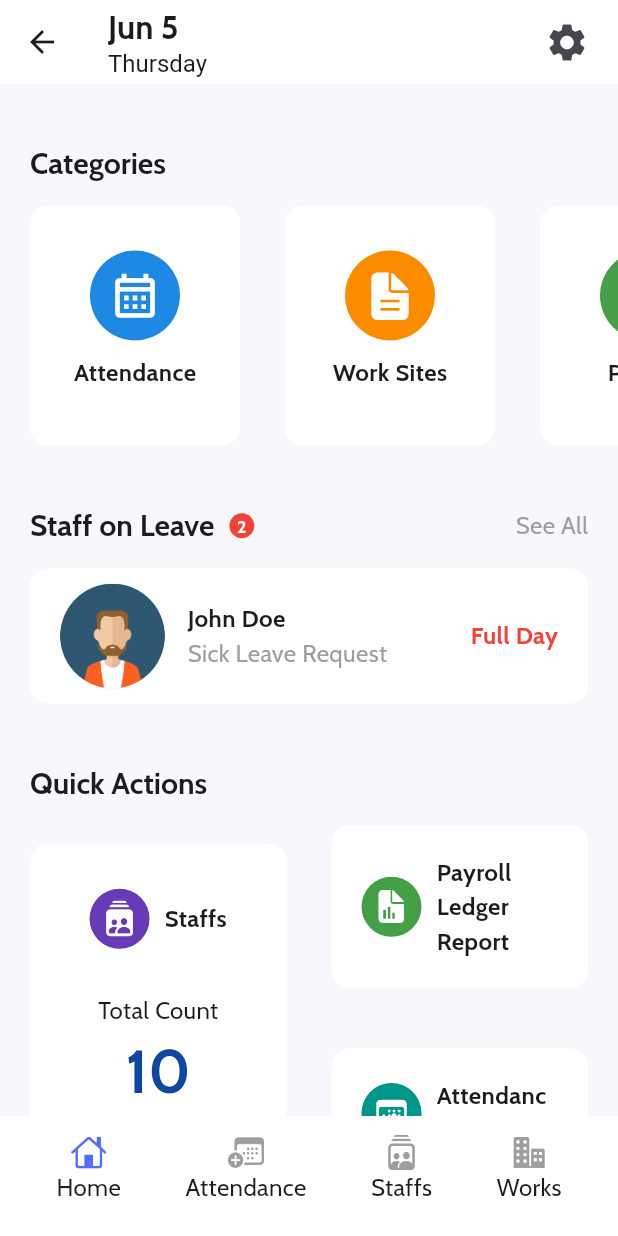
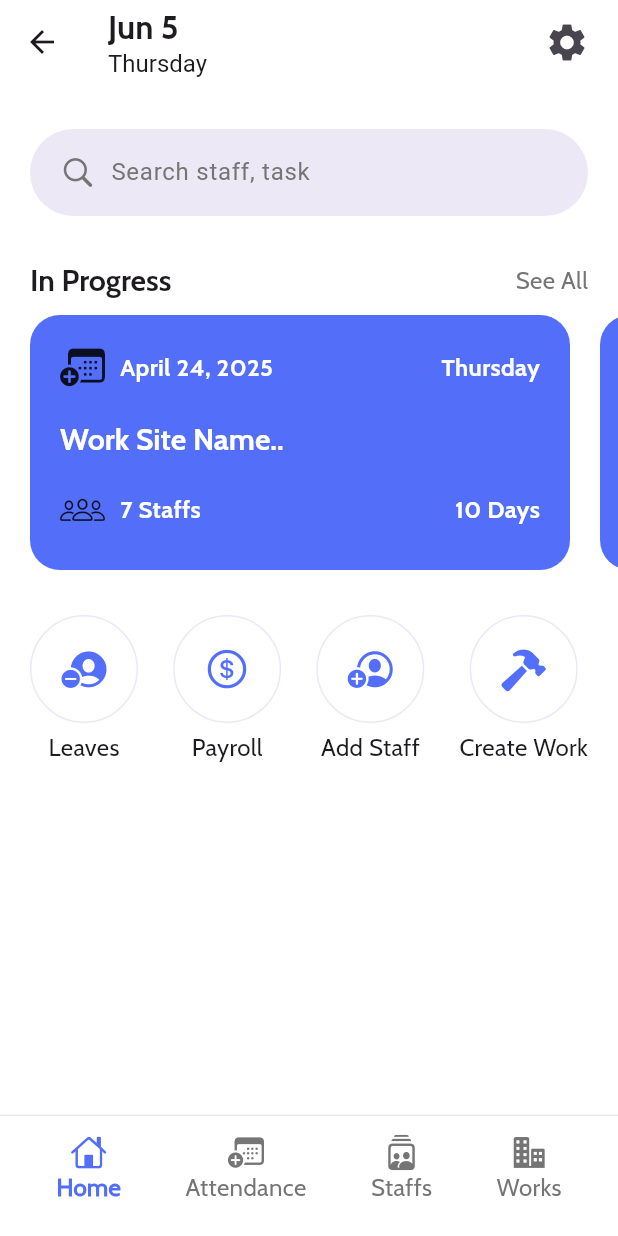
Before and after one commit to Shyamjith-Haridas/eroll, a Flutter app: the BottomNavBar screen opened by its route, on a phone screen of 412 x 824 dp. Run offline on Flutter 3.47's test engine with Material 3 defaults, Android fonts, the phone set to English and light mode, and no system bars; our stand-ins replace animate_do, easy_date_timeline, lottie; missing offline and left inert: drawerbehavior.

Commit message:
ui status: in progress - in progress work card implemented - quick shortcut menu created - bottom nav updated"

```diff
--- a/lib/components/button_widget.dart
+++ b/lib/components/button_widget.dart
@@ -34,7 +34,13 @@ class ButtonWidget extends StatelessWidget {
                   width: 24,
                   child: CircularProgressIndicator(color: AppColors.white),
                 )
-                : Text(btnText, style: TextStyle(color: AppColors.white)),
+                : Text(
+                  btnText,
+                  style: TextStyle(
+                    color: AppColors.white,
+                    fontWeight: FontWeight.bold,
+                  ),
+                ),
       ),
     );
   }
--- a/lib/core/constants/app_colors.dart
+++ b/lib/core/constants/app_colors.dart
@@ -1,17 +1,20 @@
 import 'package:flutter/material.dart';
 
 class AppColors {
-  static const white = Colors.white;
-  static const black = Colors.black;
-  static const red = Colors.red;
   static const teal = Colors.teal;
-  static const grey = Colors.grey;
-  static const green = Colors.green;
   static const deepPurple = Colors.deepPurple;
   static const blueAccent = Colors.blueAccent;
 
   //static Color primaryColor = Colors.deepPurple.shade400;
   static const Color primaryColor = Color(0xFF536FF9);
+  static const Color secondaryColor = Color(0xFF181C4E);
+  static const Color strokeColor = Color(0xFFECE8F6);
+  static const Color white = Color(0xFFFFFFFF);
+  static const Color red = Color(0xFFF44336);
+  static const Color green = Color(0xFF13AE26);
+  static const Color grey = Color(0xFF757575);
+  static const Color black = Color(0xFF000000);
+
   static Color blue600 = Colors.blue.shade600;
   static Color orange600 = Colors.orange.shade600;
   static Color green600 = Colors.green.shade600;
--- a/lib/core/constants/app_texts.dart
+++ b/lib/core/constants/app_texts.dart
@@ -17,6 +17,7 @@ class AppTexts {
       'Stay on top of your business finances by tracking income and expenses in one convenient dashboard.';
 
   // ---- Home ----//
+  static String inProgressHeader = 'In Progress';
   static String categoriesHeader = 'Categories';
   static String attendaceText = 'Attendance';
   static String worksText = 'Work Sites';
--- a/lib/core/routes/app_route_config.dart
+++ b/lib/core/routes/app_route_config.dart
@@ -32,7 +32,10 @@ class AppRouteConfig {
         return MaterialPageRoute(builder: (context) => AttendanceScreen());
 
       case AppRouteNames.siteWorksScreen:
-        return MaterialPageRoute(builder: (context) => WorksSiteScreen());
+        final args = settings.arguments as int;
+        return MaterialPageRoute(
+          builder: (context) => WorksSiteScreen(activeIndex: args),
+        );
 
       case AppRouteNames.createWorkScreen:
         return MaterialPageRoute(builder: (context) => CreateWorkScreen());
--- a/lib/core/themes/app_themes.dart
+++ b/lib/core/themes/app_themes.dart
@@ -6,7 +6,8 @@ import 'package:flutter/material.dart';
 class AppThemes {
   static ThemeData lightTheme = ThemeData(
     useMaterial3: true,
-    scaffoldBackgroundColor: Color.fromRGBO(248, 247, 251, 1),
+    // scaffoldBackgroundColor: Color.fromRGBO(248, 247, 251, 1),
+    scaffoldBackgroundColor: AppColors.white,
     textTheme: AppTextTheme.textTheme,
     appBarTheme: AppBarThemes.appBarTheme,
   );
--- a/lib/features/bottom_nav/bottom_nav_bar.dart
+++ b/lib/features/bottom_nav/bottom_nav_bar.dart
@@ -28,7 +28,11 @@ class _BottomNavBarState extends State<BottomNavBar> {
   Widget build(BuildContext context) {
     return Scaffold(
       body: screens[currentIndex],
-      bottomNavigationBar: BottomAppBar(
+      bottomNavigationBar: Container(
+        decoration: BoxDecoration(
+          border: Border(top: BorderSide(color: AppColors.strokeColor)),
+        ),
+        child: BottomAppBar(
           color: AppColors.white,
           child: Row(
             mainAxisAlignment: MainAxisAlignment.spaceAround,
@@ -76,6 +80,7 @@ class _BottomNavBarState extends State<BottomNavBar> {
             ],
           ),
         ),
+      ),
     );
   }
 }
--- a/lib/features/bottom_nav/components/bottom_nav_icon_widget.dart
+++ b/lib/features/bottom_nav/components/bottom_nav_icon_widget.dart
@@ -25,7 +25,13 @@ class BottomNavIconWidget extends StatelessWidget {
             icons,
             color: isActive ? AppColors.primaryColor : AppColors.grey,
           ),
-          Text(label),
+          Text(
+            label,
+            style: TextStyle(
+              color: isActive ? AppColors.primaryColor : AppColors.grey,
+              fontWeight: isActive ? FontWeight.w800 : null,
+            ),
+          ),
         ],
       ),
     );
--- /dev/null
+++ b/lib/features/home/view/components/in_progress_title_widget.dart
@@ -0,0 +1,38 @@
+import 'package:eroll/core/constants/app_colors.dart';
+import 'package:eroll/core/constants/app_texts.dart';
+import 'package:eroll/core/routes/app_route_names.dart';
+import 'package:flutter/material.dart';
+
+class InProgressTitleWidget extends StatelessWidget {
+  const InProgressTitleWidget({super.key});
+
+  @override
+  Widget build(BuildContext context) {
+    return Row(
+      mainAxisAlignment: MainAxisAlignment.spaceBetween,
+      children: [
+        Text(
+          AppTexts.inProgressHeader,
+          style: Theme.of(context).textTheme.headlineMedium,
+        ),
+
+        GestureDetector(
+          onTap: () {
+            Navigator.pushNamed(
+              context,
+              AppRouteNames.siteWorksScreen,
+              arguments: 1,
+            );
+          },
+          child: Text(
+            AppTexts.seeAllText,
+            style: TextStyle(
+              color: AppColors.grey,
+              //fontFamily: 'cabinBold',
+            ),
+          ),
+        ),
+      ],
+    );
+  }
+}
--- /dev/null
+++ b/lib/features/home/view/components/in_progress_work_card_widget.dart
@@ -0,0 +1,88 @@
+import 'package:eroll/core/constants/app_colors.dart';
+import 'package:flutter/cupertino.dart';
+import 'package:flutter/material.dart';
+
+class InProgressWorkCardWidget extends StatelessWidget {
+  const InProgressWorkCardWidget({super.key});
+
+  @override
+  Widget build(BuildContext context) {
+    return Container(
+      width: 360,
+      decoration: BoxDecoration(
+        color: AppColors.primaryColor,
+        borderRadius: BorderRadius.circular(20),
+      ),
+      padding: EdgeInsets.symmetric(horizontal: 20, vertical: 20),
+      margin: EdgeInsets.only(left: 20),
+      child: Column(
+        crossAxisAlignment: CrossAxisAlignment.start,
+        children: [
+          Row(
+            children: [
+              Icon(
+                CupertinoIcons.calendar_badge_plus,
+                size: 30,
+                //color: AppColors.white,
+              ),
+              SizedBox(width: 10),
+              Text(
+                'April 24, 2025', // Date
+                style: TextStyle(
+                  fontFamily: 'cabinBold',
+                  color: AppColors.white,
+                ),
+              ),
+              Spacer(),
+              Text(
+                'Thursday',
+                style: TextStyle(
+                  fontFamily: 'cabinBold',
+                  color: AppColors.white,
+                ),
+              ), // Day
+            ],
+          ),
+          SizedBox(height: 20),
+
+          Text(
+            'Work Site Name..',
+            style: Theme.of(context).textTheme.headlineLarge!.copyWith(
+              fontSize: 20,
+              color: AppColors.white,
+            ),
+            maxLines: 2,
+          ),
+          SizedBox(height: 20),
+
+          Row(
+            mainAxisAlignment: MainAxisAlignment.spaceBetween,
+            children: [
+              Row(
+                spacing: 10,
+                children: [
+                  Icon(CupertinoIcons.group, size: 30),
+                  Text(
+                    '7 Staffs',
+                    style: TextStyle(
+                      color: AppColors.white,
+                      fontFamily: 'cabinBold',
+                    ),
+                  ),
+                ],
+              ),
+
+              Text(
+                '10 Days',
+                style: TextStyle(
+                  color: AppColors.white,
+                  fontFamily: 'cabinBold',
+                ),
+              ),
+            ],
+          ),
+        ],
+      ),
+    );
+  }
+}
--- a/lib/features/home/view/components/search_widget.dart
+++ b/lib/features/home/view/components/search_widget.dart
@@ -1,3 +1,4 @@
+import 'package:eroll/core/constants/app_colors.dart';
 import 'package:flutter/cupertino.dart';
 import 'package:flutter/material.dart';
 
@@ -7,21 +8,22 @@ class SearchWidget extends StatelessWidget {
   @override
   Widget build(BuildContext context) {
     return Container(
-      padding: EdgeInsets.symmetric(horizontal: 20),
+      padding: EdgeInsets.symmetric(horizontal: 20, vertical: 5),
       decoration: BoxDecoration(
-        border: Border.all(color: Colors.black26),
-        borderRadius: BorderRadius.circular(12),
+        color: AppColors.strokeColor,
+        borderRadius: BorderRadius.circular(30),
       ),
       child: Row(
         spacing: 10,
         children: [
-          Icon(CupertinoIcons.search),
+          Icon(CupertinoIcons.search, color: AppColors.grey),
           Expanded(
             child: TextField(
-              readOnly: true,
+              //readOnly: true,
               decoration: InputDecoration(
                 border: InputBorder.none,
-                hintText: 'Search here',
+                hintText: 'Search staff, task',
+                hintStyle: TextStyle(color: AppColors.grey),
               ),
             ),
           ),
--- /dev/null
+++ b/lib/features/home/view/components/shortcut_menu.dart
@@ -0,0 +1,43 @@
+import 'package:eroll/features/home/view/components/shortcut_menu_widget.dart';
+import 'package:flutter/cupertino.dart';
+
+class ShortcutMenu extends StatelessWidget {
+  const ShortcutMenu({super.key});
+
+  @override
+  Widget build(BuildContext context) {
+    return Row(
+      mainAxisAlignment: MainAxisAlignment.spaceBetween,
+      children: [
+        ShortcutMenuWidget(
+          icon: CupertinoIcons.person_crop_circle_fill_badge_minus,
+          text: 'Leaves',
+          onTap: () {
+            //todo: Navigate to leaves screen
+          },
+        ),
+        ShortcutMenuWidget(
+          icon: CupertinoIcons.money_dollar_circle,
+          text: 'Payroll',
+          onTap: () {
+            //todo: Navigate to payroll screen
+          },
+        ),
+        ShortcutMenuWidget(
+          icon: CupertinoIcons.person_crop_circle_badge_plus,
+          text: 'Add Staff',
+          onTap: () {
+            //todo: Navigate to add staff screen
+          },
+        ),
+        ShortcutMenuWidget(
+          icon: CupertinoIcons.hammer_fill,
+          text: 'Create Work',
+          onTap: () {
+            //todo: Navigate to create work screen
+          },
+        ),
+      ],
+    );
+  }
+}
--- /dev/null
+++ b/lib/features/home/view/components/shortcut_menu_widget.dart
@@ -0,0 +1,40 @@
+import 'package:eroll/core/constants/app_colors.dart';
+import 'package:flutter/material.dart';
+
+class ShortcutMenuWidget extends StatelessWidget {
+  const ShortcutMenuWidget({
+    super.key,
+    required this.onTap,
+    required this.icon,
+    required this.text,
+  });
+
+  final VoidCallback onTap;
+  final IconData icon;
+  final String text;
+
+  @override
+  Widget build(BuildContext context) {
+    return GestureDetector(
+      onTap: onTap,
+      child: Column(
+        spacing: 5,
+        children: [
+          Container(
+            padding: EdgeInsets.all(20),
+            decoration: BoxDecoration(
+              color: AppColors.white,
+              border: Border.all(color: AppColors.strokeColor, width: 1),
+              //borderRadius: BorderRadius.circular(20),
+              shape: BoxShape.circle,
+            ),
+
+            child: Icon(icon, size: 30, color: AppColors.primaryColor),
+          ),
+
+          Text(text),
+        ],
+      ),
+    );
+  }
+}
--- a/lib/features/home/view/home_screen.dart
+++ b/lib/features/home/view/home_screen.dart
@@ -1,10 +1,9 @@
 import 'package:eroll/components/custom_padding_widget.dart';
-import 'package:eroll/core/constants/app_texts.dart';
 import 'package:eroll/core/constants/utility_file.dart';
-import 'package:eroll/features/home/view/components/category_card_list_widget.dart';
-import 'package:eroll/features/home/view/components/qa_sections_widgets.dart';
-import 'package:eroll/features/home/view/components/staff_leave_header_widget.dart';
-import 'package:eroll/features/home/view/components/staff_on_leave_tile_widget.dart';
+import 'package:eroll/features/home/view/components/in_progress_title_widget.dart';
+import 'package:eroll/features/home/view/components/in_progress_work_card_widget.dart';
+import 'package:eroll/features/home/view/components/search_widget.dart';
+import 'package:eroll/features/home/view/components/shortcut_menu.dart';
 import 'package:flutter/material.dart';
 
 class HomeScreen extends StatefulWidget {
@@ -45,53 +44,41 @@ class _HomeScreenState extends State<HomeScreen> {
             child: Column(
               crossAxisAlignment: CrossAxisAlignment.start,
               children: [
-                //* Enable this portion later, right now no search functionality
-                // SizedBox(height: 30),
-                // SearchWidget(),
-                SizedBox(height: 40),
+                // Linear Gradient Container
+                SizedBox(height: 30),
                 CustomPaddingWidget(
                   pLeft: 20,
                   pRight: 20,
-                  child: Text(
-                    AppTexts.categoriesHeader,
-                    style: Theme.of(context).textTheme.headlineMedium,
-                  ),
+                  child: SearchWidget(),
                 ),
+                SizedBox(height: 30),
 
-                SizedBox(height: 15),
-                CustomPaddingWidget(
-                  pLeft: 20,
-                  child: CategoryCardListWidget(),
-                ), // Main categories cards
-
-                SizedBox(height: 40),
+                // InProgress Work Title
                 CustomPaddingWidget(
                   pLeft: 20,
                   pRight: 20,
-                  child: StaffLeaveHeaderWidget(),
-                ), // Staff leave header
+                  child: InProgressTitleWidget(),
+                ),
+                SizedBox(height: 10),
 
+                // InProgress Work Card
+                SizedBox(
+                  height: 170,
+                  child: ListView.builder(
+                    itemCount: 5,
+                    itemBuilder: (context, index) => InProgressWorkCardWidget(),
+                    scrollDirection: Axis.horizontal,
+                  ),
+                ),
+                SizedBox(height: 30),
+
+                // Shortcut Menu
                 CustomPaddingWidget(
                   pLeft: 20,
                   pRight: 20,
-                  child: StaffOnLeaveTileWidget(),
-                ), // Stff leave tile
-
-                SizedBox(height: 40),
-                CustomPaddingWidget(
-                  pLeft: 20,
-                  child: Text(
-                    AppTexts.quickActionsHeader,
-                    style: Theme.of(context).textTheme.headlineMedium,
-                  ),
+                  child: ShortcutMenu(),
                 ),
-
-                SizedBox(height: 15),
-                CustomPaddingWidget(
-                  pLeft: 20,
-                  pRight: 20,
-                  child: QaSectionsWidgets(),
-                ), // Quick actions - staffs, payroll report, attendace
+                SizedBox(height: 20),
               ],
             ),
           ),
--- a/lib/features/works/view/works_site_screen.dart
+++ b/lib/features/works/view/works_site_screen.dart
@@ -6,7 +6,9 @@ import 'package:eroll/features/works/view/components/works_list_tile_widget.dart
 import 'package:flutter/material.dart';
 
 class WorksSiteScreen extends StatefulWidget {
-  const WorksSiteScreen({super.key});
+  const WorksSiteScreen({super.key, this.activeIndex = 0});
+
+  final int activeIndex;
 
   @override
   State<WorksSiteScreen> createState() => _WorksSiteScreenState();
@@ -20,6 +22,7 @@ class _WorksSiteScreenState extends State<WorksSiteScreen>
   void initState() {
     super.initState();
     tabController = TabController(
+      initialIndex: widget.activeIndex,
       length: DataConstants.workSiteTabNameList.length,
       vsync: this,
     );
--- a/pubspec.yaml
+++ b/pubspec.yaml
@@ -36,7 +36,7 @@ dependencies:
   cupertino_icons: ^1.0.8
   lottie: ^3.3.1
   animate_do: ^4.2.0
-  intl: ^0.19.0
+  intl: ^0.20.2
   easy_date_timeline: ^2.0.9
   drawerbehavior: ^3.0.2
 
```
Also changed, not shown: pubspec.lock. Lines whose indentation alone changed are shown as unchanged.
